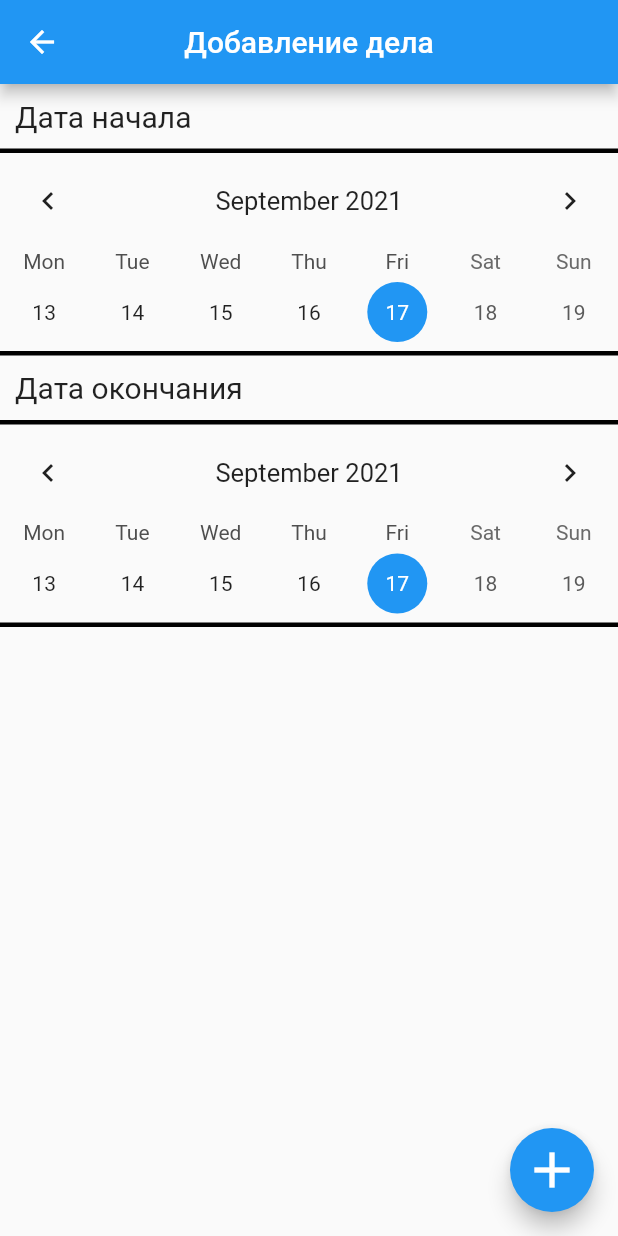
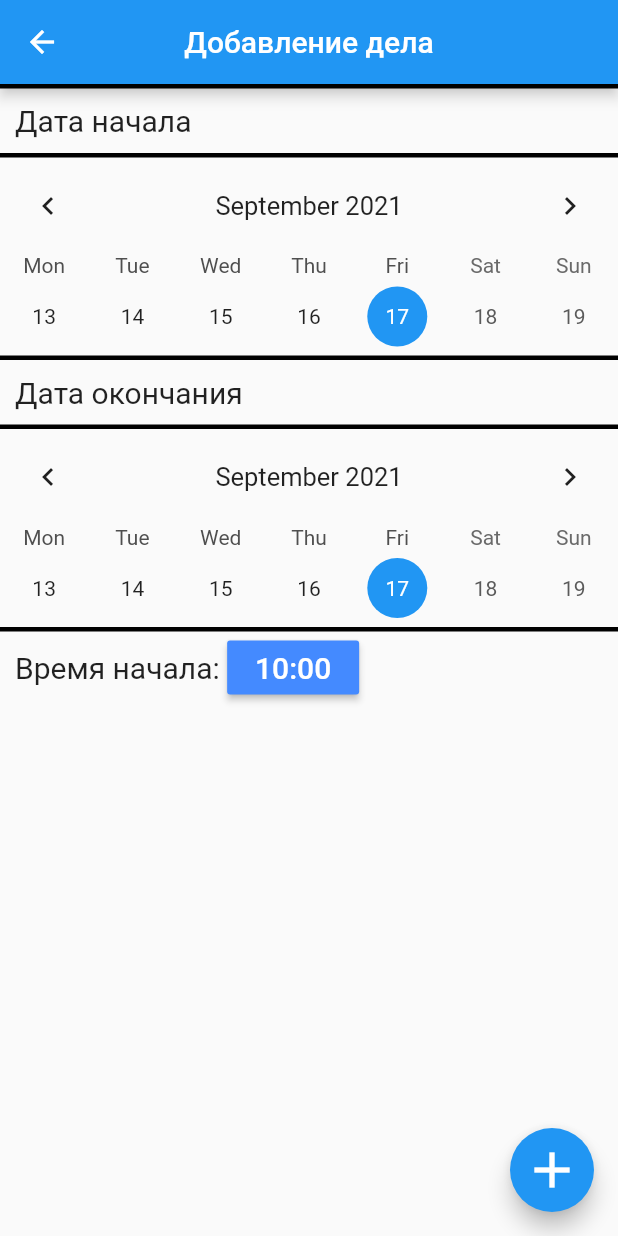
Before and after one commit to Likogeles/simbirsoft_test, a Flutter app: the newPage screen opened directly, on a phone screen of 412 x 824 dp. Run offline on Flutter 3.47's test engine with Material 2 defaults, Android fonts, the phone set to English and light mode, and no system bars; drawn by our look-alikes of table_calendar.

Commit message:
trying to use TimePicker

```diff
--- a/lib/pages/new_page.dart
+++ b/lib/pages/new_page.dart
@@ -13,6 +13,26 @@ class _newPageState extends State<newPage> {
   DateTime focusedDay_1 = DateTime.now();
   DateTime selectedDay_2 = DateTime.now();
   DateTime focusedDay_2 = DateTime.now();
+  TimeOfDay selected_time = TimeOfDay.now();
+  TimeOfDay selected_time_1 = TimeOfDay.now();
+  TimeOfDay selected_time_2 = TimeOfDay.now();
+
+  Future<TimeOfDay> timeselect() async {
+    selected_time = (await showTimePicker(
+      cancelText: "Отмена",
+      confirmText: "Ок",
+      helpText: "Время начала",
+      builder: (BuildContext context, Widget? child) {
+        return MediaQuery(
+          data: MediaQuery.of(context).copyWith(alwaysUse24HourFormat: true),
+          child: child!,
+        );
+      },
+      context: context,
+      initialTime: selected_time,
+    ))!;
+    return selected_time;
+  }
 
   @override
   Widget build(BuildContext context) {
@@ -24,11 +44,19 @@ class _newPageState extends State<newPage> {
       body: Column(
         crossAxisAlignment: CrossAxisAlignment.start,
         children: [
-          Padding(
-            padding: EdgeInsets.symmetric(vertical: 10, horizontal: 10),
-            child: Text(
-              "Дата начала",
-              style: TextStyle(fontSize: 20),
+          Container(
+            width: MediaQuery.of(context).size.width,
+            decoration: BoxDecoration(
+              border: Border(
+                top: BorderSide(width: 3),
+              ),
+            ),
+            child: Padding(
+              padding: EdgeInsets.symmetric(vertical: 10, horizontal: 10),
+              child: Text(
+                "Дата начала",
+                style: TextStyle(fontSize: 20),
+              ),
             ),
           ),
           Container(
@@ -110,7 +138,27 @@ class _newPageState extends State<newPage> {
               },
             ),
           ),
-
+          Container(
+            child: Padding(
+              padding: EdgeInsets.symmetric(horizontal: 10),
+              child: Row(
+                children: [
+                  Text("Время начала: ", style: TextStyle(fontSize: 20)),
+                  MaterialButton(
+                    color: Colors.blueAccent,
+                    textColor: Colors.white,
+                    child: Text(
+                      selected_time_1.hour.toString() + ":00",
+                      style: TextStyle(fontSize: 20),
+                    ),
+                    onPressed: () {
+                      timeselect();
+                    },
+                  )
+                ],
+              ),
+            ),
+          ),
         ],
       ),
       floatingActionButton: FloatingActionButton(
```
